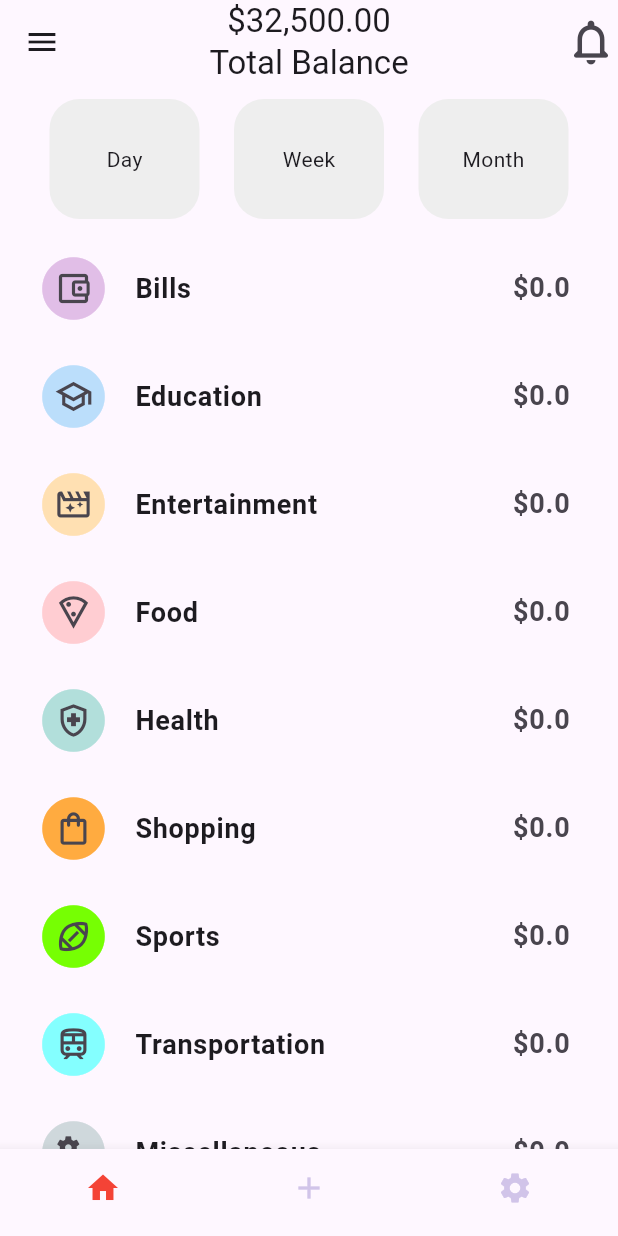
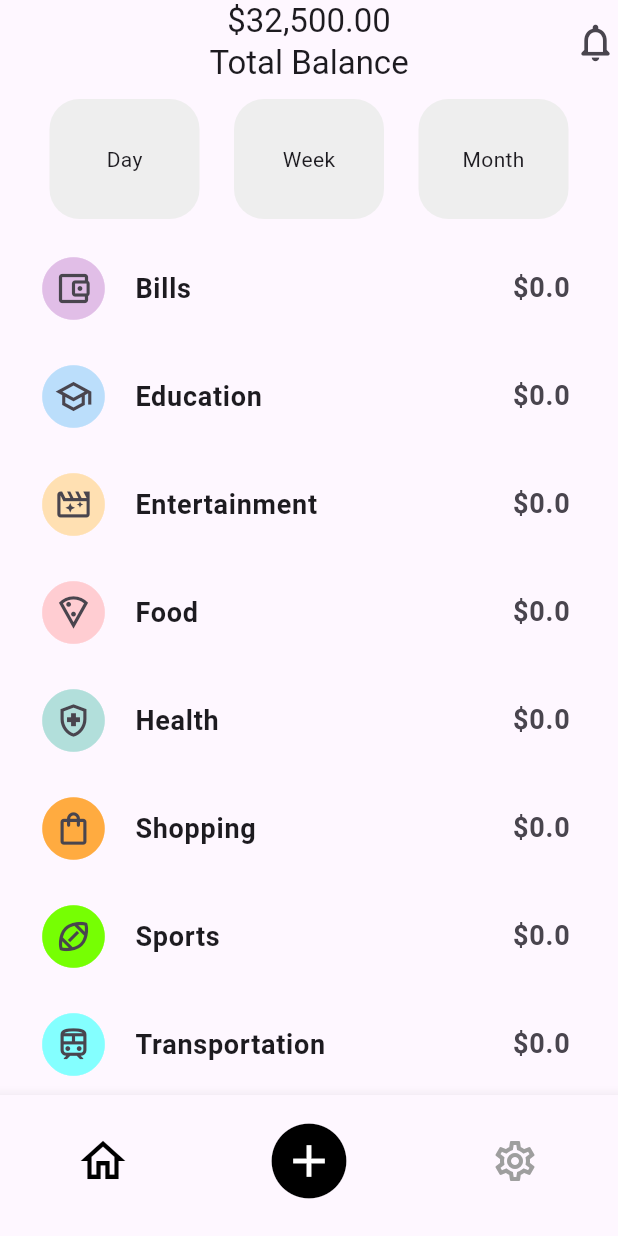
Before and after one commit to muhammadXainAhmad/expense_tracker_sqflite_provider, a Flutter app: the screen it shows after launch, on a phone screen of 412 x 824 dp. Run offline on Flutter 3.47's test engine with Material 3 defaults, Android fonts, the light colour scheme and no system bars; our stand-ins replace sqflite; accounts and stored records are empty.

Commit message:
Modified functions to use model class instead of raw Maps

```diff
--- a/lib/Models/btm_nav_bar.dart
+++ b/lib/Models/btm_nav_bar.dart
@@ -37,13 +37,25 @@ class _BottomNavBarState extends State<BottomNavBar> {
         onTap: _onItemTapped,
         showSelectedLabels: false,
         showUnselectedLabels: false,
-        unselectedItemColor: Colors.deepPurple.shade100,
-        selectedItemColor: Colors.red,
+        unselectedItemColor: Colors.grey,
+        selectedItemColor: Colors.black,
         items: const [
-          BottomNavigationBarItem(icon: Icon(Icons.home), label: "Home"),
-          BottomNavigationBarItem(icon: Icon(Icons.add), label: "Add"),
           BottomNavigationBarItem(
-            icon: Icon(Icons.settings),
+            icon: Icon(Icons.home_outlined, size: 36),
+            label: "Home",
+          ),
+          BottomNavigationBarItem(
+            icon: Stack(
+              alignment: Alignment.center,
+              children: [
+                Icon(Icons.circle, size: 60, color: Colors.black),
+                Icon(Icons.add, size: 36, color: Colors.white),
+              ],
+            ),
+            label: "Add",
+          ),
+          BottomNavigationBarItem(
+            icon: Icon(Icons.settings_outlined, size: 32),
             label: "Settings",
           ),
         ],
--- a/lib/Models/category_provider.dart
+++ b/lib/Models/category_provider.dart
@@ -1,11 +1,12 @@
 import 'package:expense_tracker_sqflite_provider/Models/db_helper.dart';
+import 'package:expense_tracker_sqflite_provider/Models/expense_category.dart';
 import 'package:flutter/material.dart';
 
 class CategoryProvider with ChangeNotifier {
-  List<Map<String, dynamic>> _categories = [];
+  List<ExpenseCategory> _categories = [];
   bool _isLoading = false;
 
-  List<Map<String, dynamic>> get categories => _categories;
+  List<ExpenseCategory> get categories => _categories;
   bool get isLoading => _isLoading;
 
   Future<void> fetchCategories() async {
--- a/lib/Models/db_helper.dart
+++ b/lib/Models/db_helper.dart
@@ -1,6 +1,7 @@
 import 'dart:io';
 
 import 'package:expense_tracker_sqflite_provider/Constants/icons.dart';
+import 'package:expense_tracker_sqflite_provider/Models/expense_category.dart';
 import 'package:path/path.dart';
 import 'package:path_provider/path_provider.dart';
 import 'package:sqflite/sqflite.dart';
@@ -41,17 +42,12 @@ class DBHelper {
     );
   }
 
-  Future<List<Map<String, dynamic>>> getCategory() async {
+  Future<List<ExpenseCategory>>getCategory() async {
     var db = await getDB();
     List<Map<String, dynamic>> mData = await db.query(cTable);
-    return mData;
+    return mData.map((map) => ExpenseCategory.fromMap(map)).toList();
   }
 
-  /*Future<List<ExpenseCategory>> getCategory() async {
-  var db = await getDB();
-  List<Map<String, dynamic>> mData = await db.query(cTable);
-  return mData.map((map) => ExpenseCategory.fromMap(map)).toList();
-}*/
   Future<List<Map<String, dynamic>>> getExpense() async {
     var db = await getDB();
     List<Map<String, dynamic>> mData = await db.query(eTable);
--- a/lib/Views/category_screen.dart
+++ b/lib/Views/category_screen.dart
@@ -28,9 +28,8 @@ class _CategoryScreenState extends State<CategoryScreen> {
       appBar: AppBar(
         centerTitle: true,
         title: Column(children: [Text(r"$32,500.00"), Text("Total Balance")]),
-        actions: [Icon(Icons.notifications_none_rounded, size: 36)],
+        actions: [Icon(Icons.notifications_none_rounded, size: 30)],
       ),
-      drawer: Container(),
 
       body: Center(
         child: Column(
@@ -96,24 +95,24 @@ class _CategoryScreenState extends State<CategoryScreen> {
                                 Icons.circle,
                                 size: 50,
                                 color:
-                                    categoryColors[category['title']] ??
+                                    categoryColors[category.title] ??
                                     Colors.grey,
                               ),
                               Icon(
-                                icons[category['title']] ?? Icons.category,
+                                icons[category.title] ?? Icons.category,
                                 size: 26,
                               ),
                             ],
                           ),
                           title: Text(
-                            category['title'],
+                            category.title,
                             style: TextStyle(
                               fontWeight: FontWeight.bold,
                               fontSize: 18,
                             ),
                           ),
                           trailing: Text(
-                            '\$${category['totalAmount']}',
+                            '\$${category.totalAmount}',
                             style: TextStyle(
                               fontSize: 18,
                               fontWeight: FontWeight.bold,
--- a/lib/Views/expense_screen.dart
+++ b/lib/Views/expense_screen.dart
@@ -8,9 +8,7 @@ class ExpenseScreen extends StatelessWidget {
   Widget build(BuildContext context) {
     return Scaffold(
       appBar: AppBar(
-        title: TextField(
-
-        ),
+        title: Text("Expense Screen")
       ),
     );
   }
```
